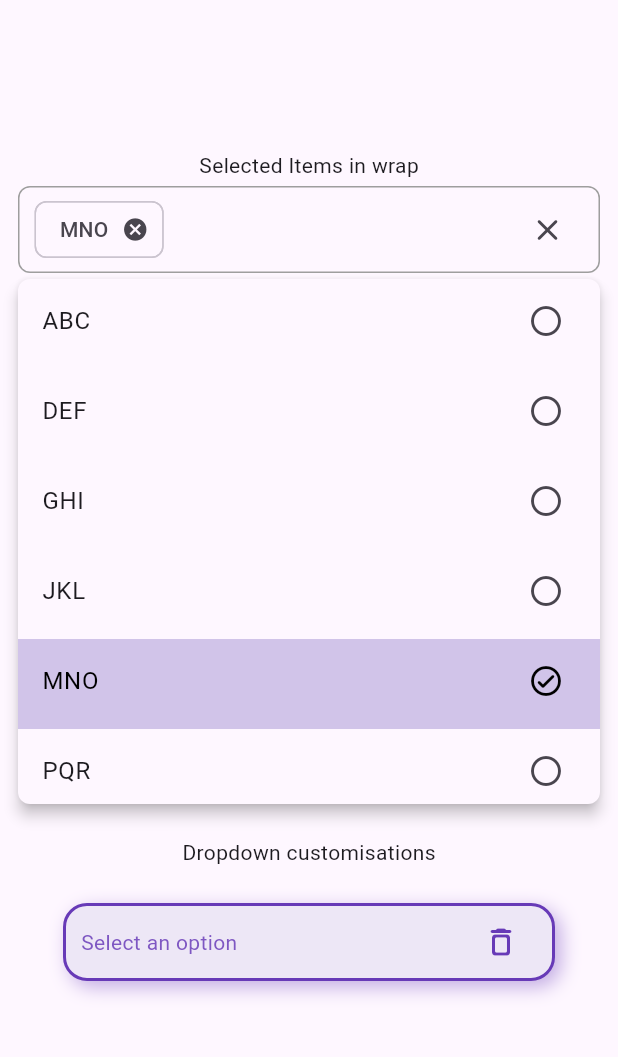
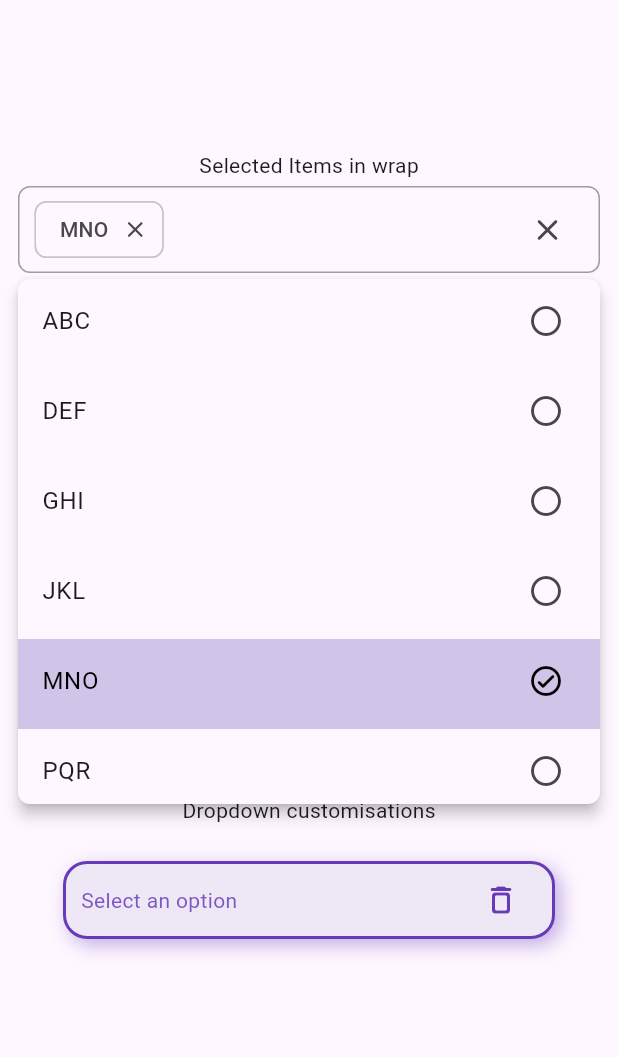
Before and after one commit to simranss/flutter_iterable_dropdown, a Flutter app: the screen it shows after launch, after a tap on "Select an option", after a tap on "Custom Hint", on a phone screen of 412 x 824 dp, the part 84-1141 px from its top. Run offline on Flutter 3.47's test engine with Material 3 defaults, Android fonts, the phone set to English and light mode, and no system bars.

Commit message:
More UI customisations: 1. Icons to have a corresponding iconSize and iconColor. This makes the user able to change size and color directly from outside instead of redefining the Icon widget 2. field related to selected items have now been grouped and moved to selectedItemConfig 3. More customisations for the selected item chip. 4. Control given if you want to show the suffix icon or not for chips, search and the dropdown itself

```diff
--- a/example/lib/main.dart
+++ b/example/lib/main.dart
@@ -89,6 +89,8 @@ class _MyHomePageState extends State<MyHomePage> {
                   enableSearch: false,
                   fieldConfig: FieldConfig(
                     padding: EdgeInsets.symmetric(vertical: 4, horizontal: 10),
+                  ),
+                  selectedItemConfig: SelectedItemConfig(
                     wrapStyle: WrapStyle.wrap,
                   ),
                   items: items,
@@ -105,7 +107,9 @@ class _MyHomePageState extends State<MyHomePage> {
                 IterableDropdown<String>.builder(
                   controller: _dropdownController2,
                   enableSearch: false,
-                  fieldConfig: FieldConfig(wrapStyle: WrapStyle.list),
+                  selectedItemConfig: SelectedItemConfig(
+                    wrapStyle: WrapStyle.list,
+                  ),
                   items: items,
                   itemBuilder: itemBuilder,
                   selectionMode: SelectionMode.multi,
@@ -119,8 +123,15 @@ class _MyHomePageState extends State<MyHomePage> {
                 Text('Custom hint'),
                 IterableDropdown<String>.builder(
                   controller: _dropdownController3,
-                  enableSearch: false,
-                  fieldConfig: FieldConfig(hint: Text('Custom Hint')),
+                  enableSearch: true,
+                  fieldConfig: FieldConfig(
+                    hint: Text('Custom Hint'),
+                    showClearAllIcon: false,
+                  ),
+                  selectedItemConfig: SelectedItemConfig(
+                    chipConfig: ChipConfig(showDeleteButton: false),
+                  ),
+                  searchFieldConfig: SearchFieldConfig(showClearAllIcon: false),
                   items: items,
                   itemBuilder: itemBuilder,
                   selectionMode: SelectionMode.multi,
--- a/lib/iterable_dropdown.dart
+++ b/lib/iterable_dropdown.dart
@@ -5,9 +5,11 @@
 /// A package for creating dropdowns out of any Iterables instead of just List
 library;
 
+export 'package:iterable_dropdown/src/data_models/chip_config.dart';
 export 'package:iterable_dropdown/src/data_models/custom_items.dart';
 export 'package:iterable_dropdown/src/data_models/field_config.dart';
 export 'package:iterable_dropdown/src/data_models/search_field_config.dart';
+export 'package:iterable_dropdown/src/data_models/selected_item_config.dart';
 export 'package:iterable_dropdown/src/iterable_dropdown.dart';
 export 'package:iterable_dropdown/src/iterable_dropdown_controller.dart';
 export 'package:iterable_dropdown/src/iterable_dropdown_item.dart';
--- /dev/null
+++ b/lib/src/data_models/chip_config.dart
@@ -0,0 +1,38 @@
+import 'package:flutter/material.dart'
+    show
+        Widget,
+        Color,
+        Icon,
+        Icons,
+        TextStyle,
+        EdgeInsetsGeometry,
+        BoxBorder,
+        BorderRadiusGeometry;
+
+class ChipConfig {
+  final Color? backgroundColor;
+
+  final bool showDeleteButton;
+  final Widget deleteIcon;
+
+  final Color? deleteIconColor;
+
+  final TextStyle? labelStyle;
+
+  final EdgeInsetsGeometry? padding;
+
+  final BoxBorder? border;
+
+  final BorderRadiusGeometry? borderRadius;
+
+  const ChipConfig({
+    this.backgroundColor,
+    this.showDeleteButton = true,
+    this.deleteIcon = const Icon(Icons.close_rounded),
+    this.deleteIconColor,
+    this.labelStyle,
+    this.padding,
+    this.border,
+    this.borderRadius,
+  });
+}
--- a/lib/src/data_models/field_config.dart
+++ b/lib/src/data_models/field_config.dart
@@ -1,64 +1,35 @@
 import 'package:flutter/cupertino.dart';
 import 'package:flutter/material.dart'
     show Text, EdgeInsets, EdgeInsetsGeometry, Widget, Icons;
-import 'package:iterable_dropdown/src/iterable_dropdown.dart'
-    show IterableDropdownSelectedItemBuilder;
-import 'package:iterable_dropdown/src/iterable_dropdown_controller.dart'
-    show SelectionMode;
-
-/// [list] --> a horizontally scrolling list of selected options.
-///
-/// [wrap] --> a wrapped list. It will move on the next line if there isn't enough space left
-enum WrapStyle { wrap, list }
 
 /// Selected field level customisation
 class FieldConfig {
-  /// Wrap style for the selected items
-  /// can be [WrapStyle.wrap] or [WrapStyle.list]
-  ///
-  /// [WrapStyle.list] --> a horizontally scrolling list of selected options.
-  ///
-  /// [WrapStyle.wrap] --> a wrapped list. It will move on the next line if there isn't enough space left
-  /// The default value is [WrapStyle.list]
-  final WrapStyle wrapStyle;
-
-  /// An item builder for the selected items.
-  /// The maximum height cannot exceed 45.0 for [WrapStyle.list] when the selection mode is [SelectionMode.multi].
-  final IterableDropdownSelectedItemBuilder? selectedItemBuilder;
-
   /// The text that is shown when no item is selected
   /// The default text will be "Select an option"
   final Text hint;
 
-  /// Spacing between the selected items
-  /// [spacing] represents the horizontal spacing between the selected items. The default value is 8.0.
-  /// [runSpacing] represents the vertical spacing between the selected items. The default value is 4.0.
-  final double spacing, runSpacing;
+  /// padding for the dropdown field
+  final EdgeInsetsGeometry? padding;
 
-  /// [padding] for padding for the dropdown
-  final EdgeInsetsGeometry? padding;
+  final bool showClearAllIcon;
 
   /// Icon for clearing all selections
   final Widget clearAllIcon;
 
+  /// iconSize for [clearAllIcon]
+  final double? clearAllIconSize;
+
+  final Color? clearAllIconColor;
+
   /// Default constructor
   ///
-  /// Use [wrapStyle] for customising the [WrapStyle] of the selected options.
-  /// It has two options: [WrapStyle.wrap] and [WrapStyle.list].
-  ///
-  /// [selectedItemBuilder] is lets you customize how the selected option looks.
-  ///
   /// [hint] is the text that is shown when no item is selected
-  ///
-  /// [spacing] represents the horizontal spacing between the selected items. The default value is 8.0.
-  /// [runSpacing] represents the vertical spacing between the selected items. The default value is 4.0.
   const FieldConfig({
-    this.selectedItemBuilder,
     this.hint = const Text('Select an option'),
-    this.wrapStyle = WrapStyle.list,
-    this.spacing = 8,
-    this.runSpacing = 4,
     this.padding = const EdgeInsets.symmetric(horizontal: 10),
+    this.showClearAllIcon = true,
     this.clearAllIcon = const Icon(Icons.close_rounded),
+    this.clearAllIconSize = 24,
+    this.clearAllIconColor,
   });
 }
--- a/lib/src/data_models/search_field_config.dart
+++ b/lib/src/data_models/search_field_config.dart
@@ -1,5 +1,13 @@
-import 'package:flutter/cupertino.dart';
-import 'package:flutter/material.dart' show InputDecorationTheme;
+import 'package:flutter/material.dart'
+    show
+        InputDecorationThemeData,
+        Icons,
+        TextEditingController,
+        FocusNode,
+        Text,
+        Widget,
+        Color,
+        Icon;
 
 /// Search Field Configuration
 class SearchFieldConfig {
@@ -15,7 +23,14 @@ class SearchFieldConfig {
   final Text hint;
 
   /// InputDecorationTheme for the search field
-  final InputDecorationTheme? inputDecorationTheme;
+  final InputDecorationThemeData? inputDecorationTheme;
+
+  final bool showClearAllIcon;
+  final Widget clearIcon;
+
+  final double? clearIconSize;
+
+  final Color? clearIconColor;
 
   /// Default constructor
   ///
@@ -31,5 +46,9 @@ class SearchFieldConfig {
     this.focusNode,
     this.hint = const Text('Search options'),
     this.inputDecorationTheme,
+    this.showClearAllIcon = true,
+    this.clearIcon = const Icon(Icons.close_rounded),
+    this.clearIconSize,
+    this.clearIconColor,
   });
 }
--- /dev/null
+++ b/lib/src/data_models/selected_item_config.dart
@@ -0,0 +1,57 @@
+import 'package:iterable_dropdown/iterable_dropdown.dart'
+    show IterableDropdownSelectedItemBuilder;
+import 'package:iterable_dropdown/src/data_models/chip_config.dart';
+
+/// [chip] --> selected item will be displayed as the default chip
+///
+/// [custom] --> selected item will be displayed as a custom item provided by the user
+enum ItemBuilderType { chip, custom }
+
+/// [list] --> a horizontally scrolling list of selected options.
+///
+/// [wrap] --> a wrapped list. It will move on the next line if there isn't enough space left
+enum WrapStyle { wrap, list }
+
+/// Selected Item level configuration
+class SelectedItemConfig {
+  /// Wrap style for the selected items
+  /// can be [WrapStyle.wrap] or [WrapStyle.list]
+  ///
+  /// [WrapStyle.list] --> a horizontally scrolling list of selected options.
+  ///
+  /// [WrapStyle.wrap] --> a wrapped list. It will move on the next line if there isn't enough space left
+  ///
+  /// The default value is [WrapStyle.list]
+  final WrapStyle wrapStyle;
+
+  final ItemBuilderType selectedItemBuilderType;
+
+  /// An item builder for the selected items.
+  /// The maximum height cannot exceed 45.0 for [WrapStyle.list] when the selection mode is [SelectionMode.multi].
+  final IterableDropdownSelectedItemBuilder? selectedItemBuilder;
+
+  /// Spacing between the selected items
+  /// [spacing] represents the horizontal spacing between the selected items. The default value is 8.0.
+  /// [runSpacing] represents the vertical spacing between the selected items. The default value is 4.0.
+  final double spacing, runSpacing;
+
+  final ChipConfig chipConfig;
+
+  /// Default constructor
+  ///
+  /// Use [wrapStyle] for customising the [WrapStyle] of the selected options.
+  /// It has two options: [WrapStyle.wrap] and [WrapStyle.list].
+  ///
+  /// [selectedItemBuilder] is lets you customize how the selected option looks.
+  ///
+  /// [spacing] represents the horizontal spacing between the selected items. The default value is 8.0.
+  /// [runSpacing] represents the vertical spacing between the selected items. The default value is 4.0.
+  const SelectedItemConfig({
+    this.selectedItemBuilderType = ItemBuilderType.chip,
+    this.wrapStyle = WrapStyle.list,
+    this.spacing = 8,
+    this.runSpacing = 4,
+    this.selectedItemBuilder,
+    this.chipConfig = const ChipConfig(),
+  });
+}
--- a/lib/src/iterable_dropdown.dart
+++ b/lib/src/iterable_dropdown.dart
@@ -3,9 +3,9 @@ import 'dart:math' show min;
 import 'package:collection/collection.dart' show IterableExtension;
 import 'package:flutter/material.dart';
 import 'package:iterable_dropdown/src/data_models/custom_items.dart';
-import 'package:iterable_dropdown/src/data_models/field_config.dart'
-    show FieldConfig, WrapStyle;
+import 'package:iterable_dropdown/src/data_models/field_config.dart';
 import 'package:iterable_dropdown/src/data_models/search_field_config.dart';
+import 'package:iterable_dropdown/src/data_models/selected_item_config.dart';
 import 'package:iterable_dropdown/src/iterable_dropdown_controller.dart';
 import 'package:iterable_dropdown/src/iterable_dropdown_item.dart';
 
@@ -79,6 +79,7 @@ class IterableDropdown<T> extends StatefulWidget {
     this.decoration,
     this.margin,
     this.customItems = const CustomItems(),
+    this.selectedItemConfig = const SelectedItemConfig(),
   });
 
   /// Selection mode for your dropdown.
@@ -137,6 +138,8 @@ class IterableDropdown<T> extends StatefulWidget {
   /// The search field configuration
   /// This contains all the search field configuration such as [SearchFieldConfig.inputDecorationTheme] and [SearchFieldConfig.hint]
   final SearchFieldConfig searchFieldConfig;
+
+  final SelectedItemConfig selectedItemConfig;
 
   /// Custom decoration for the dropdown
   final Decoration? decoration;
@@ -277,14 +280,21 @@ class _IterableDropdownState<T> extends State<IterableDropdown<T>> {
         widget.searchFieldConfig.inputDecorationTheme!,
       );
     }
+    if (widget.searchFieldConfig.showClearAllIcon) {
       searchDecoration = searchDecoration.copyWith(
         suffixIcon: IconButton(
           onPressed: () {
             _searchTextController.clear();
             _controller.onFilter('');
           },
-        icon: Icon(Icons.close_rounded),
+          icon: widget.searchFieldConfig.clearIcon,
+          iconSize: widget.searchFieldConfig.clearIconSize,
+          color: widget.searchFieldConfig.clearIconColor,
         ),
+      );
+    }
+
+    searchDecoration = searchDecoration.copyWith(
       hint: widget.searchFieldConfig.hint,
     );
 
@@ -418,10 +428,22 @@ class _IterableDropdownState<T> extends State<IterableDropdown<T>> {
           final Widget child;
 
           final fieldConfig = widget.fieldConfig;
+          final selectedItemConfig = widget.selectedItemConfig;
+
           if (_controller.selectedDropdownItems.isEmpty) {
             child = fieldConfig.hint;
           } else {
-            final selectedItemBuilder = fieldConfig.selectedItemBuilder;
+            final selectedItemBuilder = selectedItemConfig.selectedItemBuilder;
+            final chipConfig = selectedItemConfig.chipConfig;
+
+            assert(
+              (selectedItemConfig.selectedItemBuilderType ==
+                          ItemBuilderType.custom &&
+                      selectedItemBuilder != null) ||
+                  selectedItemConfig.selectedItemBuilderType ==
+                      ItemBuilderType.chip,
+            );
+
             if (widget.selectionMode == SelectionMode.multi) {
               // Create a list of Chip widgets from the selected items
               final chips = _controller.selectedDropdownItems.mapIndexed((
@@ -429,22 +451,30 @@ class _IterableDropdownState<T> extends State<IterableDropdown<T>> {
                 item,
               ) {
                 void deleteFunc() => _controller.removeSelection(item.key);
-                if (selectedItemBuilder != null) {
+                if (selectedItemBuilder != null &&
+                    selectedItemConfig.selectedItemBuilderType ==
+                        ItemBuilderType.custom) {
                   return selectedItemBuilder(context, index, item, deleteFunc);
                 }
+
                 return Chip(
                   deleteButtonTooltipMessage: '',
-                  label: Text(item.label),
-                  onDeleted: deleteFunc,
+                  label: Text(item.label, style: chipConfig.labelStyle),
+                  onDeleted: chipConfig.showDeleteButton ? deleteFunc : null,
+                  backgroundColor: chipConfig.backgroundColor,
+                  deleteIcon: chipConfig.showDeleteButton
+                      ? chipConfig.deleteIcon
+                      : null,
+                  deleteIconColor: chipConfig.showDeleteButton
+                      ? chipConfig.deleteIconColor
+                      : null,
                 );
               });
 
-              child = switch (fieldConfig.wrapStyle) {
+              child = switch (selectedItemConfig.wrapStyle) {
                 WrapStyle.wrap => Wrap(
-                  spacing:
-                      fieldConfig.spacing, // Horizontal space between chips
-                  runSpacing: fieldConfig
-                      .runSpacing, // Vertical space between lines of chips
+                  spacing: selectedItemConfig.spacing,
+                  runSpacing: selectedItemConfig.runSpacing,
                   children: [...chips],
                 ),
                 WrapStyle.list => SizedBox(
@@ -455,7 +485,10 @@ class _IterableDropdownState<T> extends State<IterableDropdown<T>> {
                       ...chips.expandIndexed((i, ele) {
                         if (i == chips.length - 1) return [ele];
 
-                        return [ele, SizedBox(width: fieldConfig.spacing)];
+                        return [
+                          ele,
+                          SizedBox(width: selectedItemConfig.spacing),
+                        ];
                       }),
                     ],
                   ),
@@ -506,10 +539,13 @@ class _IterableDropdownState<T> extends State<IterableDropdown<T>> {
                 child: Row(
                   children: [
                     Expanded(child: child),
+                    if (fieldConfig.showClearAllIcon)
                       IconButton(
                         onPressed: _controller.clearSelections,
                         tooltip: 'Clear All',
                         icon: fieldConfig.clearAllIcon,
+                        iconSize: fieldConfig.clearAllIconSize,
+                        color: fieldConfig.clearAllIconColor,
                       ),
                   ],
                 ),
```
Lines whose indentation alone changed are shown as unchanged.
